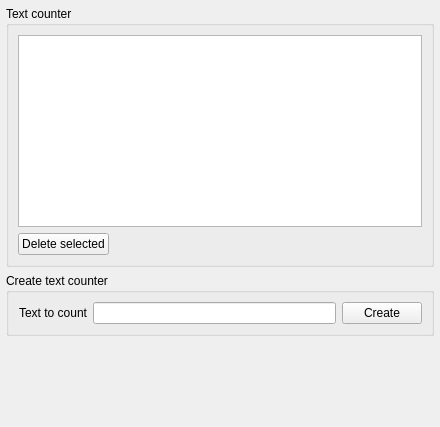
Old version of the form src/multiserialviewer/ui_files/counterWidget.ui in the repository shaag7967/multiserialviewer.
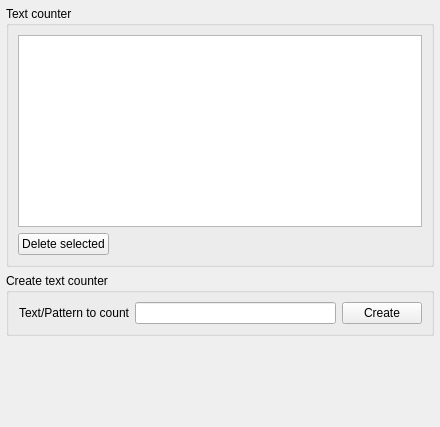
New version of the form.

Commit message: context menu "Create counter" does not create the counter but inserts the selected text into the pattern edit field

What changed in the file:
```diff
--- a/src/multiserialviewer/ui_files/counterWidget.ui
+++ b/src/multiserialviewer/ui_files/counterWidget.ui
@@ -100,7 +100,7 @@
       <item row="0" column="0">
        <widget class="QLabel" name="label">
         <property name="text">
-         <string>Text to count</string>
+         <string>Text/Pattern to count</string>
         </property>
         <property name="alignment">
          <set>Qt::AlignmentFlag::AlignRight|Qt::AlignmentFlag::AlignTrailing|Qt::AlignmentFlag::AlignVCenter</set>
```
Left out of the diff: 12 changed lines with no effect on the pictures. The commit also changes 3 other files.
